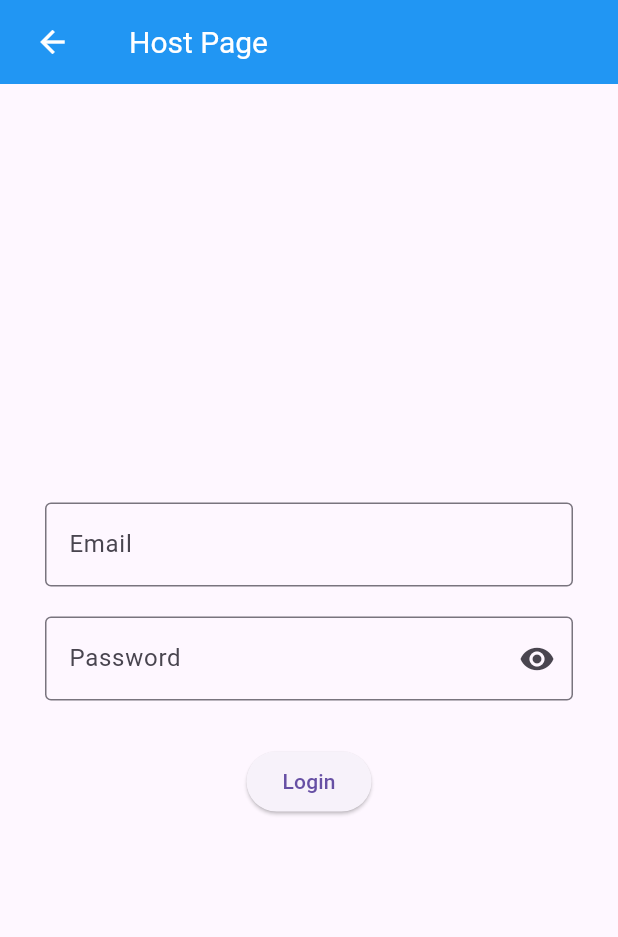
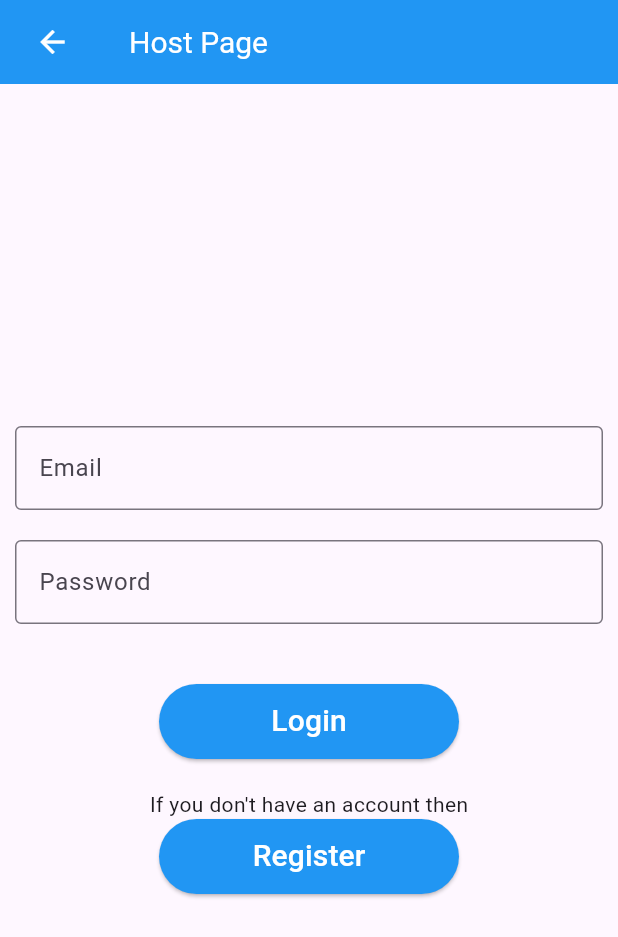
Before and after one commit to anjalisuperb/chat-frontend, a Flutter app: the screen it shows after launch, after a tap on "As a Host", on a phone screen of 412 x 824 dp. Shown: the top 937 px of the screen. Run offline on Flutter 3.47's test engine with Material 3 defaults, Android fonts, the phone set to English and light mode, and no system bars; our stand-ins replace emoji_picker_flutter, shared_preferences.

Commit message:
refactor code

```diff
--- a/lib/pages/loginpage.dart
+++ b/lib/pages/loginpage.dart
@@ -2,46 +2,28 @@ import 'dart:convert';
 import 'package:flutter/material.dart';
 import 'package:shared_preferences/shared_preferences.dart';
 import 'package:http/http.dart' as http;
-
 class LoginPage extends StatefulWidget {
-  const LoginPage({Key? key}) : super(key: key);
+  const LoginPage({super.key});
 
   @override
   State<LoginPage> createState() => _LoginPageState();
 }
 
 class _LoginPageState extends State<LoginPage> {
-  final GlobalKey<FormState> _formKey = GlobalKey<FormState>();
-  final FocusNode _emailFocusNode = FocusNode();
-  final FocusNode _passwordFocusNode = FocusNode();
-  final TextEditingController _emailController = TextEditingController();
-  final TextEditingController _passwordController = TextEditingController();
-
-  bool _isLoading = false;
-  bool _obscurePassword = true;
-
-  @override
-  void dispose() {
-    _emailController.dispose();
-    _passwordController.dispose();
-    _emailFocusNode.dispose();
-    _passwordFocusNode.dispose();
-    super.dispose();
-  }
-
-  Future<void> _onSubmit() async {
-    // Unfocus any active focus to prevent input-related errors
-    FocusScope.of(context).unfocus();
-
-    if (_formKey.currentState!.validate()) {
+  final GlobalKey<FormState> _formkey=GlobalKey<FormState>();
+  var emailController=TextEditingController();
+  var passwordController=TextEditingController();
+  bool isLoading=false;
+  Future<void> onSubmit() async {
+    if (_formkey.currentState!.validate()) {
       setState(() {
-        _isLoading = true;
+        isLoading = true;
       });
 
       final url = Uri.parse('https://scalable-chat-app-qcq3.onrender.com/api/auth/login');
       final body = jsonEncode({
-        'email': _emailController.text.trim(),
-        'password': _passwordController.text.trim(),
+        'email': emailController.text,
+        'password': passwordController.text,
       });
 
       try {
@@ -52,98 +34,117 @@ class _LoginPageState extends State<LoginPage> {
         );
 
         if (response.statusCode == 200) {
-          await SharedPreferences.getInstance().then((prefs) {
-            prefs.setString('email', _emailController.text.trim());
-            prefs.setString('password', _passwordController.text.trim());
-          });
 
           ScaffoldMessenger.of(context).showSnackBar(
-            const SnackBar(content: Text('Login Successful')),
+            SnackBar(content: Text('Logged in successfully!')),
           );
+          SharedPreferences prefs=await SharedPreferences.getInstance();
+          prefs.setString('email', emailController.text.toString());
+          prefs.setString('password', passwordController.text.toString());
 
-          Navigator.pushReplacementNamed(context, '/createSession');
-        } else {
+          Future.delayed(Duration(milliseconds: 300), () {
+            Navigator.pushNamed(context, '/createSession');
+          });
+        }
+        else if (response.statusCode == 400) {
           ScaffoldMessenger.of(context).showSnackBar(
-            SnackBar(content: Text(response.statusCode == 400
-                ? 'Invalid credentials'
-                : 'Login failed. Please try again.')),
+            SnackBar(content: Text('Invalid email or password.')),
+          );
+        }
+        else {
+          ScaffoldMessenger.of(context).showSnackBar(
+            SnackBar(content: Text('Something went wrong. Please try again.')),
           );
         }
       } catch (e) {
         ScaffoldMessenger.of(context).showSnackBar(
-          const SnackBar(content: Text('Network error. Check connection.')),
+          SnackBar(content: Text('An error occurred. Please check your connection.')),
         );
       } finally {
-        if (mounted) {
         setState(() {
-            _isLoading = false;
+          isLoading = false;
         });
       }
     }
   }
+
+  String? _validateEmail(value){
+    if(value!.isEmpty){
+      return "please enter username";
     }
-
+    return null;
+  }
+  String? _validatePassword(value){
+    if(value!.isEmpty){
+      return "please enter password";
+    }
+    return null;
+  }
   @override
   Widget build(BuildContext context) {
-    return GestureDetector(
-      onTap: () => FocusScope.of(context).unfocus(),
-      child: Scaffold(
-        body: Center(
-          child: SingleChildScrollView(
-            keyboardDismissBehavior: ScrollViewKeyboardDismissBehavior.onDrag,
-            child: Padding(
-              padding: const EdgeInsets.all(20),
+    return Center(
       child: Form(
-                key: _formKey,
+        key: _formkey,
         child: Column(
           mainAxisAlignment: MainAxisAlignment.center,
           children: [
             TextFormField(
-                      controller: _emailController,
-                      focusNode: _emailFocusNode,
+              autovalidateMode: AutovalidateMode.onUserInteraction,
+              validator: _validateEmail,
+              controller: emailController,
               keyboardType: TextInputType.emailAddress,
-                      textInputAction: TextInputAction.next,
-                      onFieldSubmitted: (_) => FocusScope.of(context).requestFocus(_passwordFocusNode),
-                      decoration: const InputDecoration(
-                        labelText: 'Email',
+              decoration: InputDecoration(
+                labelText: "Email",
+                hintText: "Enter your email",
                 border: OutlineInputBorder(),
               ),
-                      validator: (value) =>
-                      value == null || value.isEmpty ? 'Enter Your email' : null,
             ),
-                    const SizedBox(height: 20),
+            SizedBox(height: 20,),
             TextFormField(
-                      controller: _passwordController,
-                      focusNode: _passwordFocusNode,
-                      obscureText: _obscurePassword,
-                      textInputAction: TextInputAction.done,
+              autovalidateMode: AutovalidateMode.onUserInteraction,
+              validator: _validatePassword,
+              controller: passwordController,
+              keyboardType: TextInputType.emailAddress,
               decoration: InputDecoration(
-                        labelText: 'Password',
-                        border: const OutlineInputBorder(),
-                        suffixIcon: IconButton(
-                          icon: Icon(_obscurePassword
-                              ? Icons.visibility
-                              : Icons.visibility_off),
-                          onPressed: () => setState(() {
-                            _obscurePassword = !_obscurePassword;
-                          }),
+                labelText: "Password",
+                hintText: "Enter your password",
+                border: OutlineInputBorder(),
+              ),
+              obscureText: true,
+            ),
+            SizedBox(height: 40,),
+            SizedBox(
+              height: 50,
+              width: 200,
+              child: ElevatedButton(
+                onPressed: (){
+                  onSubmit();
+
+                },
+                style: ButtonStyle(
+                  backgroundColor: WidgetStatePropertyAll<Color>(Colors.blue),
+                ),
+                child: Text("Login",
+                  style: TextStyle(color: Colors.white,fontSize: 20),),
               ),
             ),
-                      validator: (value) =>
-                      value == null || value.isEmpty ? 'Enter password' : null,
+            SizedBox(height: 20),
+            Text("If you don't have an account then"),
+            SizedBox(
+              height: 50,
+              width: 200,
+              child: ElevatedButton(
+                onPressed: (){
+                  Navigator.pushNamed(context, '/registerScreen');
+                },
+                style: ButtonStyle(
+                  backgroundColor: WidgetStatePropertyAll<Color>(Colors.blue),
                 ),
-                    const SizedBox(height: 30),
-                    ElevatedButton(
-                      onPressed: _isLoading ? null : _onSubmit,
-                      child: _isLoading
-                          ? const CircularProgressIndicator()
-                          : const Text('Login'),
+                child: Text("Register",
+                  style: TextStyle(color: Colors.white,fontSize: 20),),
+              ),
             ),
           ],
-                ),
-              ),
-            ),
-          ),
         ),
       ),
     );
```
Lines whose indentation alone changed are shown as unchanged.
